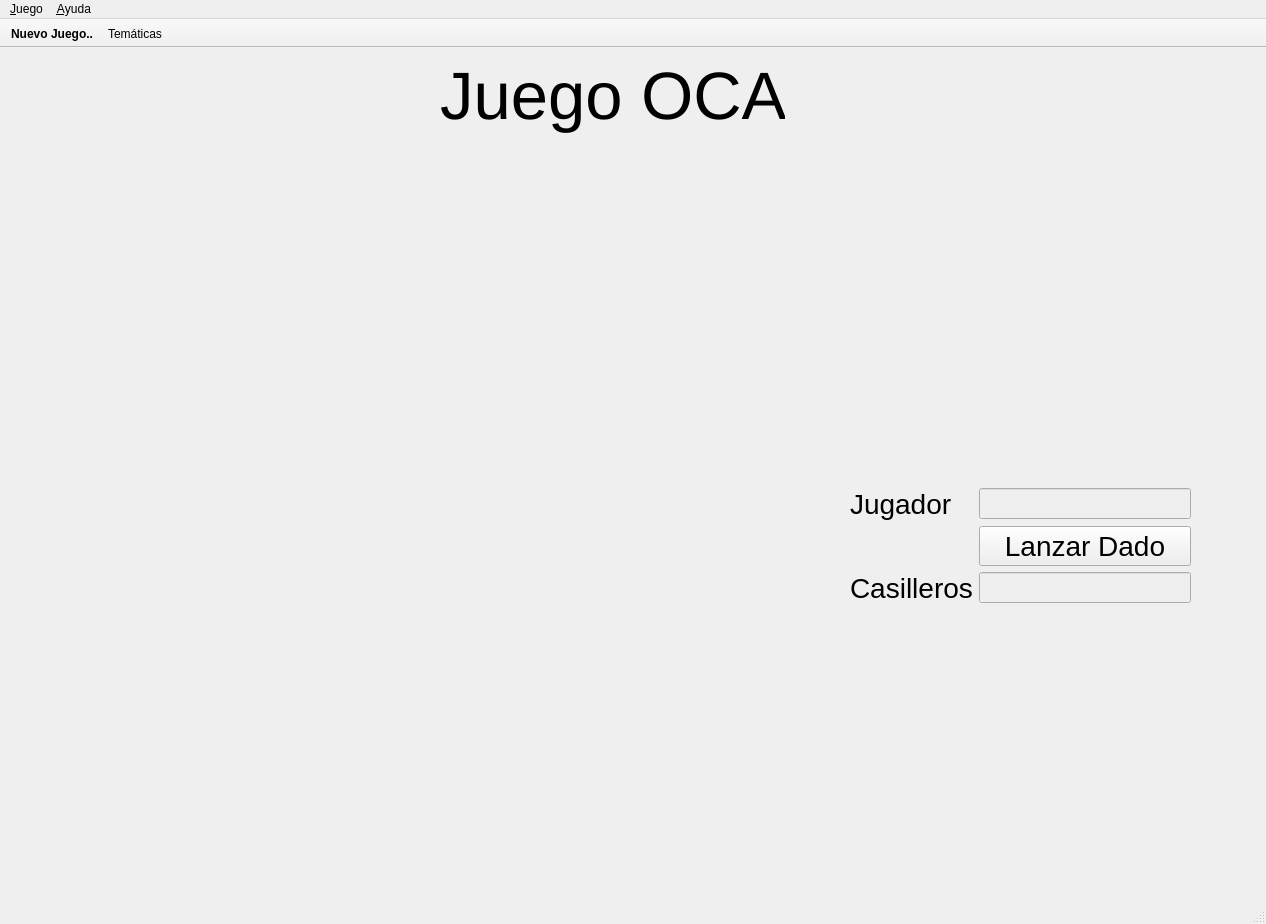
The window that juego_oca.ui (FelixRNV/Juego_OCA) describes before a commit, drawn with Qt 5.
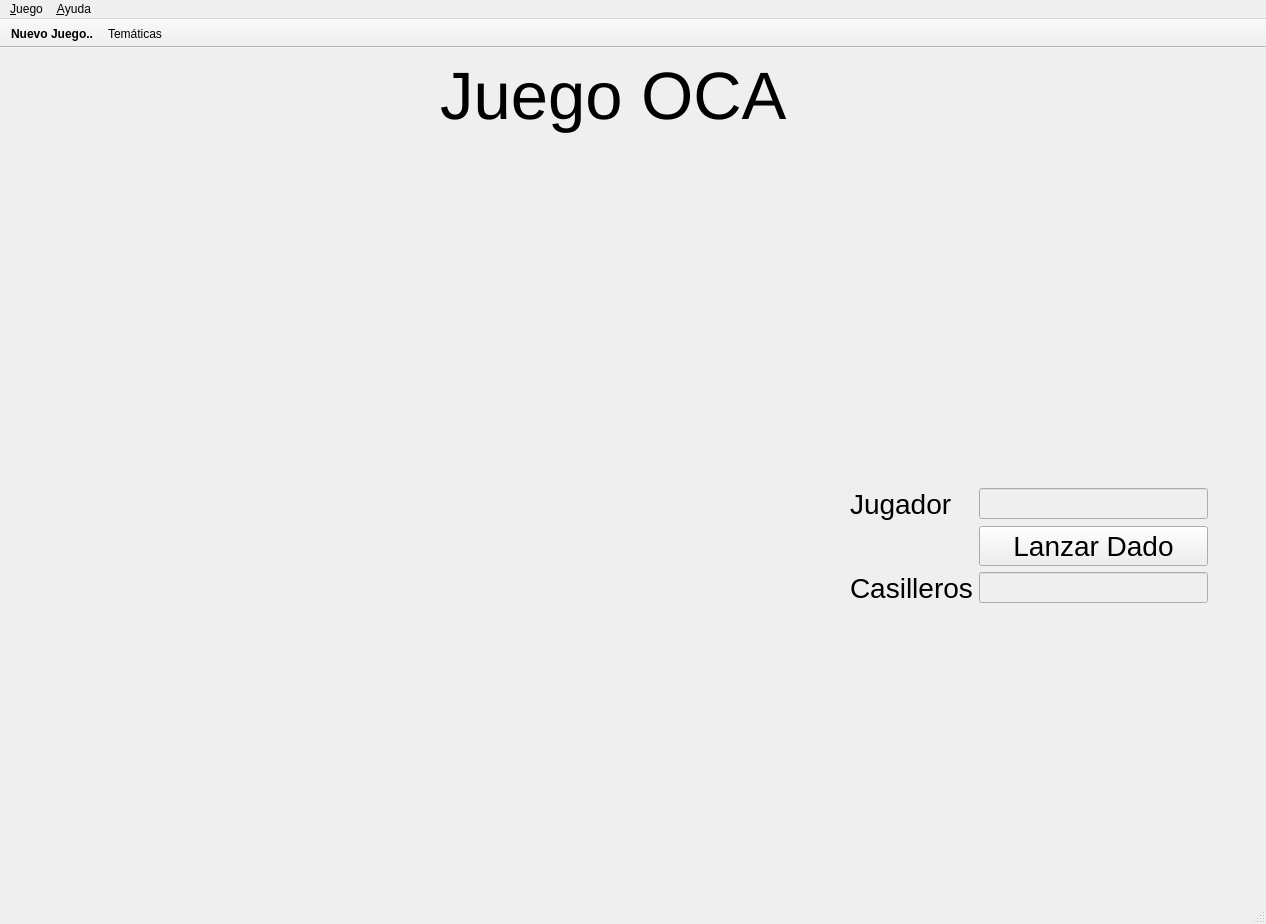
The same window after the commit. Icons and pictures are not drawn. Custom widgets are drawn as their Qt base class.

Diff of the .ui file:
```diff
--- a/juego_oca.ui
+++ b/juego_oca.ui
@@ -63,8 +63,8 @@
       <rect>
        <x>850</x>
        <y>440</y>
-       <width>341</width>
-       <height>131</height>
+       <width>358</width>
+       <height>166</height>
       </rect>
      </property>
      <layout class="QFormLayout" name="formLayout">
@@ -100,7 +100,6 @@
         <property name="font">
          <font>
           <pointsize>14</pointsize>
-          <weight>75</weight>
           <bold>true</bold>
          </font>
         </property>
@@ -123,7 +122,6 @@
         <property name="font">
          <font>
           <pointsize>14</pointsize>
-          <weight>75</weight>
           <bold>true</bold>
          </font>
         </property>
@@ -800,8 +798,8 @@
       <rect>
        <x>440</x>
        <y>10</y>
-       <width>345</width>
-       <height>111</height>
+       <width>411</width>
+       <height>120</height>
       </rect>
      </property>
      <layout class="QVBoxLayout" name="verticalLayout_2">
```
Left out of the diff: 12 changed lines with no effect on the pictures.
